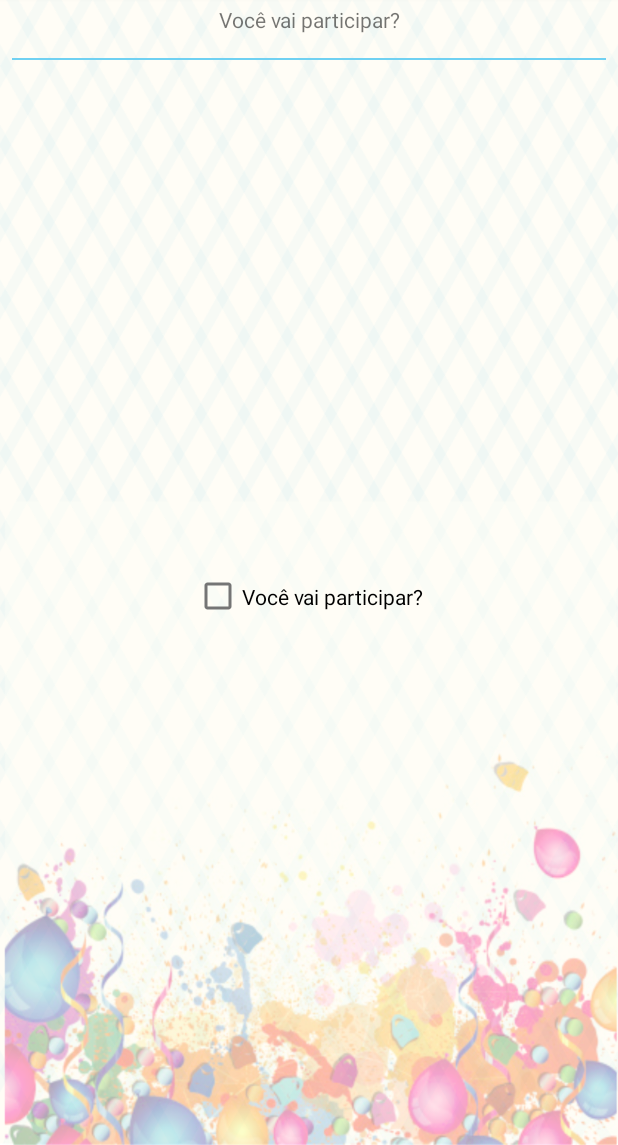
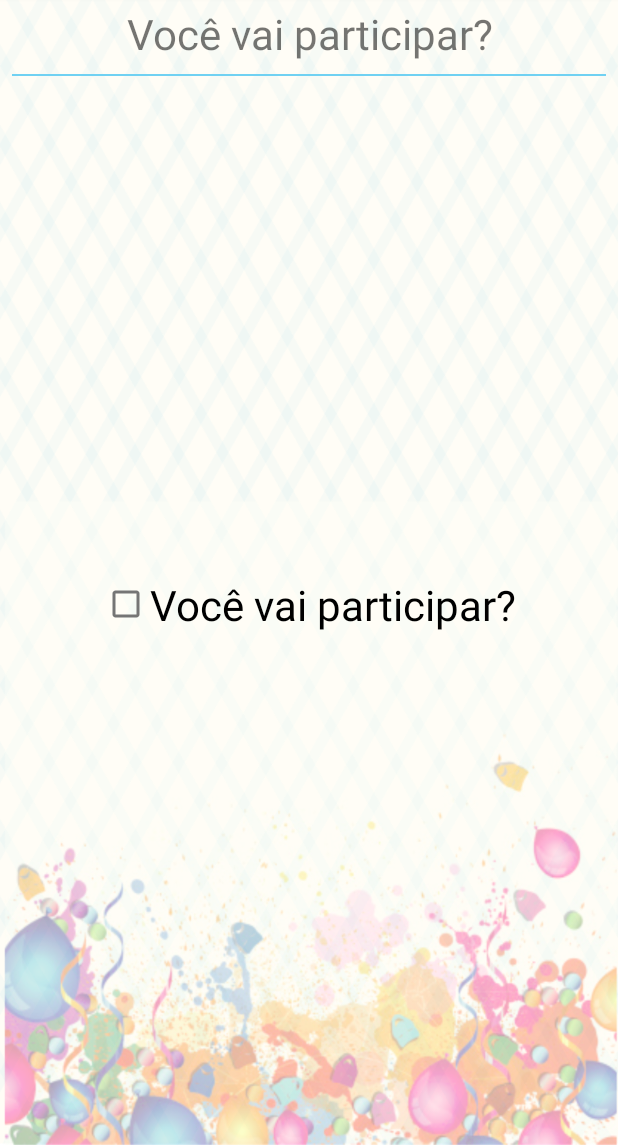
Before and after one commit to arthurmdros/HappyNewYear, an Android app: the DetailsActivity screen opened directly, with no data from a screen before it, on a phone screen of 412 x 824 dp, the part 91-1236 px from its top. Run offline under Robolectric (Android 15) with nearby library versions, the light colour scheme and no system bars.

Commit message:
Adicionando estilização final da activiy details

```diff
--- a/app/src/main/res/layout/activity_details.xml
+++ b/app/src/main/res/layout/activity_details.xml
@@ -12,12 +12,13 @@
         android:layout_width="match_parent"
         android:layout_height="wrap_content"
         android:gravity="center"
-        android:text="@string/voce_vai_participar" />
+        android:text="@string/voce_vai_participar"
+        android:textSize="28sp" />
 
     <View
         android:layout_width="wrap_content"
         android:layout_height="1dp"
-        android:layout_marginTop="16dp"
+        android:layout_marginTop="8dp"
         android:background="@color/colorPrimary" />
 
     <CheckBox
@@ -26,6 +27,7 @@
         android:layout_height="0dp"
         android:layout_gravity="center"
         android:layout_weight="1"
-        android:text="@string/voce_vai_participar" />
+        android:text="@string/voce_vai_participar"
+        android:textSize="28sp" />
 
 </LinearLayout>
```
